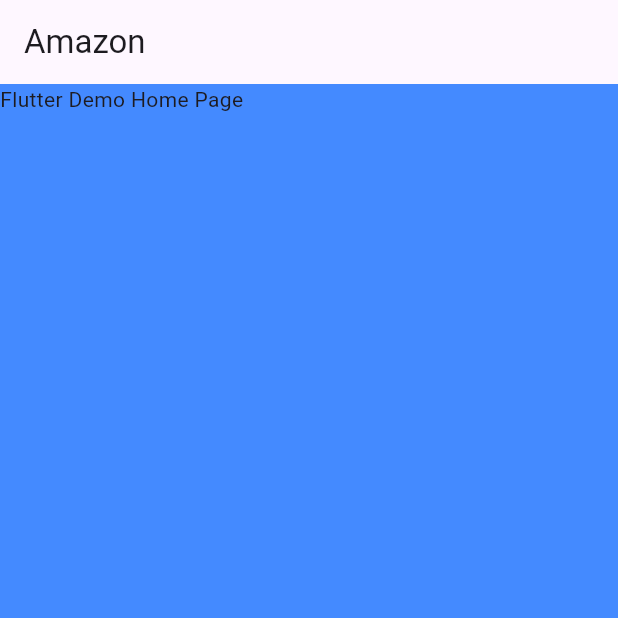
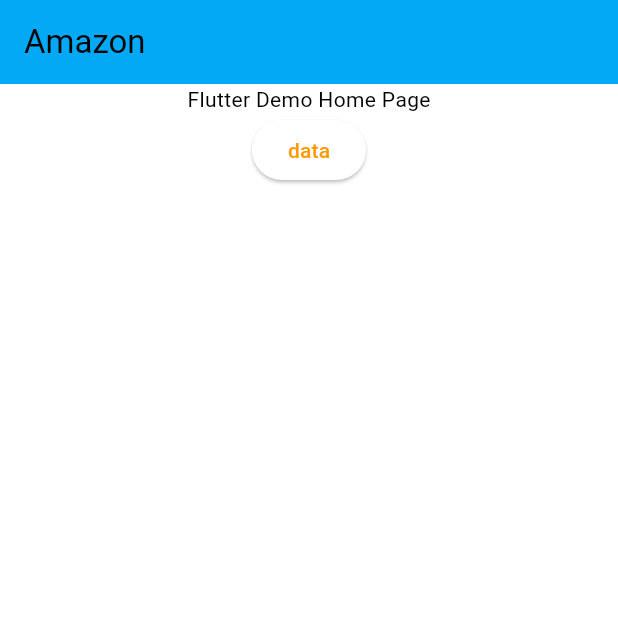
Before and after one commit to nafi-ullah/Flutter-FullStack-Ecommerce, a Flutter app: the screen it shows after launch, on a phone screen of 412 x 824 dp, the top half of it. Run offline on Flutter 3.47's test engine with Material 2 defaults, Android fonts, the phone set to English and light mode, and no system bars.

```diff
--- a/lib/constants/global_variable.dart
+++ b/lib/constants/global_variable.dart
@@ -11,7 +11,7 @@ class GlobalVariable{
   );
 
   static const secondaryColor = Color.fromRGBO(255, 153, 0, 1);
-  static const backgroundColor = Colors.blueAccent;
+  static const backgroundColor = Colors.white;
   static const Color greyBackgroundCOlor = Color(0xffebecee);
   static var selectedNavBarColor = Colors.cyan[800]!;
   static const unselectedNavBarColor = Colors.black87;
--- a/lib/main.dart
+++ b/lib/main.dart
@@ -1,5 +1,7 @@
 import 'package:amazon_clone_app/constants/global_variable.dart';
+import 'package:amazon_clone_app/features/auth/screens/auth_screen.dart';
 import 'package:flutter/material.dart';
+import 'package:amazon_clone_app/router.dart';
 
 void main() {
   runApp(const MyApp());
@@ -15,13 +17,38 @@ class MyApp extends StatelessWidget {
       title: 'Amazon Clone',
       theme: ThemeData(
         scaffoldBackgroundColor: GlobalVariable.backgroundColor,
-        colorScheme: ColorScheme.fromSeed(seedColor: Colors.deepPurple),
+        appBarTheme: const AppBarTheme(
+          elevation: 0,
+          iconTheme: IconThemeData(color: Colors.black)
+        ),
+        colorScheme: const ColorScheme.light(
+          primary: GlobalVariable.secondaryColor,
+
+        ),
         useMaterial3: true,
       ),
+      onGenerateRoute: (settings) => generateRoute(settings),
       home: Scaffold(
-        appBar: AppBar(title: Text("Amazon")),
-        body: const Text(
-          'Flutter Demo Home Page')
+        appBar: AppBar(
+          title: const Text("Amazon"),
+          backgroundColor: Colors.lightBlue,
+          ),
+        body:  Center(
+          child: Column(
+            children: [
+               const Text(
+                'Flutter Demo Home Page'),
+                Builder(
+                  builder: (context) {
+                    return ElevatedButton(onPressed: (){
+
+                      Navigator.pushNamed(context, AuthScreen.routeName);
+                    }, child: const Text("data"));
+                  }
+                ),
+            ],
+          ),
+        )
           ),
     );
   }
```
Also changed, not shown: lib/features/auth/screens/auth_screen.dart (added, +16 -0 lines), lib/router.dart (added, +26 -0 lines).
